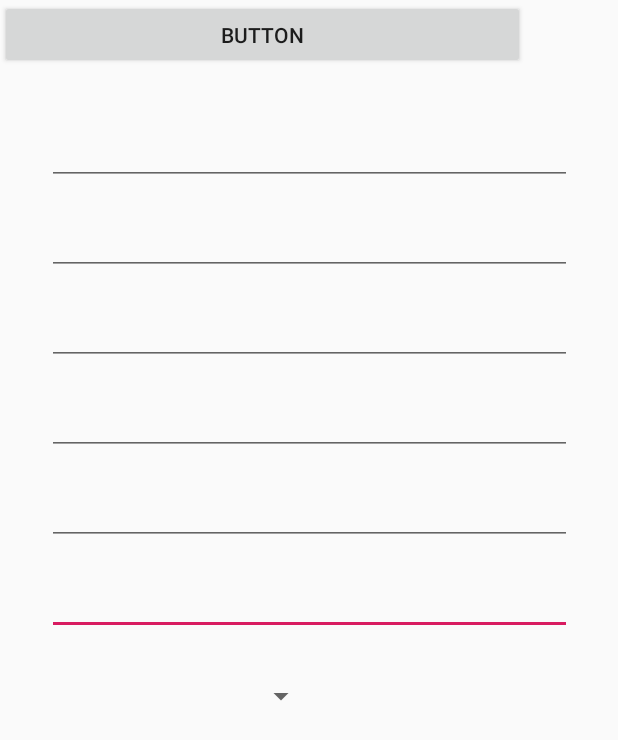
After one commit to Cesar947/UPCRideMoviles, an Android app: the layout registro_general.xml on its own in the app's theme, with its tools: preview values and no code run, on a phone screen of 412 x 824 dp. The commit adds this screen. Shown: the top 740 px of the screen. Run offline under Robolectric (Android 15) with nearby library versions, the phone set to English and light mode, and no system bars.

Commit message:
activity registro general

```diff
--- a/UPCRideAndroid/app/src/main/AndroidManifest.xml
+++ b/UPCRideAndroid/app/src/main/AndroidManifest.xml
@@ -2,7 +2,6 @@
 <manifest xmlns:android="http://schemas.android.com/apk/res/android"
     package="com.example.upcride">
 
-<uses-permission android:name="android.permission.INTERNET"></uses-permission>
     <application
         android:allowBackup="true"
         android:icon="@mipmap/ic_launcher"
@@ -10,7 +9,8 @@
         android:roundIcon="@mipmap/ic_launcher_round"
         android:supportsRtl="true"
         android:theme="@style/AppTheme">
-        <activity android:name=".Inicio">
+        <activity android:name=".RegistroGeneral"></activity>
+        <activity android:name=".activities.MainActivity">
             <intent-filter>
                 <action android:name="android.intent.action.MAIN" />
 
@@ -19,4 +19,6 @@
         </activity>
     </application>
 
+    <uses-permission android:name="android.permission.INTERNET" />
+
 </manifest>
--- a/UPCRideAndroid/app/src/main/java/com/example/upcride/Inicio.java
+++ b/UPCRideAndroid/app/src/main/java/com/example/upcride/RegistroGeneral.java
@@ -4,11 +4,11 @@
 
 import android.os.Bundle;
 
-public class Inicio extends AppCompatActivity {
+public class RegistroGeneral extends AppCompatActivity {
 
     @Override
     protected void onCreate(Bundle savedInstanceState) {
         super.onCreate(savedInstanceState);
-        setContentView(R.layout.ViajesPublicados);
+        setContentView(R.layout.registro_general);
     }
 }
--- /dev/null
+++ b/UPCRideAndroid/app/src/main/java/com/example/upcride/activities/MainActivity.java
@@ -0,0 +1,16 @@
+package com.example.upcride.activities;
+
+import androidx.appcompat.app.AppCompatActivity;
+
+import android.os.Bundle;
+
+import com.example.upcride.R;
+
+public class MainActivity extends AppCompatActivity {
+
+    @Override
+    protected void onCreate(Bundle savedInstanceState) {
+        super.onCreate(savedInstanceState);
+        setContentView(R.layout.activity_main);
+    }
+}
--- /dev/null
+++ b/UPCRideAndroid/app/src/main/java/com/example/upcride/interfaces/SolicitudPlaceHolderApi.java
@@ -0,0 +1,4 @@
+package com.example.upcride.interfaces;
+
+public interface SolicitudPlaceHolderApi {
+}
--- a/UPCRideAndroid/app/src/main/res/layout/ViajesPublicados.xml
+++ b/UPCRideAndroid/app/src/main/res/layout/activity_main.xml
@@ -4,16 +4,13 @@
     xmlns:tools="http://schemas.android.com/tools"
     android:layout_width="match_parent"
     android:layout_height="match_parent"
-    tools:context=".Inicio">
+    tools:context=".activities.MainActivity">
 
-    <androidx.cardview.widget.CardView
-        android:layout_width="match_parent"
-        android:layout_height="wrap_content" />
 
     <androidx.recyclerview.widget.RecyclerView
         android:id="@+id/rvPublicaciones"
         android:layout_width="match_parent"
-        android:layout_height="wrap_content"
+        android:layout_height="0dp"
         android:layout_marginTop="100dp"
         android:layout_marginBottom="60dp"
         app:layout_constraintBottom_toBottomOf="parent"
@@ -23,18 +20,5 @@
         app:layout_constraintTop_toTopOf="parent"
         app:layout_constraintVertical_bias="0.0" />
 
-    <TextView
-        android:id="@+id/textView"
-        android:layout_width="98dp"
-        android:layout_height="27dp"
-        android:layout_marginStart="30dp"
-        android:layout_marginTop="24dp"
-        android:layout_marginBottom="20dp"
-        android:text="@string/tvInicio"
-        android:textSize="24sp"
-        app:layout_constraintBottom_toTopOf="@+id/rvPublicaciones"
-        app:layout_constraintEnd_toEndOf="parent"
-        app:layout_constraintHorizontal_bias="0.0"
-        app:layout_constraintStart_toStartOf="parent"
-        app:layout_constraintTop_toTopOf="parent" />
+
 </androidx.constraintlayout.widget.ConstraintLayout>
--- /dev/null
+++ b/UPCRideAndroid/app/src/main/res/layout/registro_general.xml
@@ -0,0 +1,97 @@
+<?xml version="1.0" encoding="utf-8"?>
+<androidx.constraintlayout.widget.ConstraintLayout xmlns:android="http://schemas.android.com/apk/res/android"
+    xmlns:app="http://schemas.android.com/apk/res-auto"
+    xmlns:tools="http://schemas.android.com/tools"
+    android:layout_width="match_parent"
+    android:layout_height="match_parent"
+    tools:context=".RegistroGeneral">
+
+    <EditText
+        android:id="@+id/editText6"
+        android:layout_width="350dp"
+        android:layout_height="40dp"
+        android:layout_marginTop="20dp"
+        android:ems="10"
+        android:inputType="textPersonName"
+        app:layout_constraintBottom_toBottomOf="parent"
+        app:layout_constraintEnd_toEndOf="parent"
+        app:layout_constraintStart_toStartOf="parent"
+        app:layout_constraintTop_toBottomOf="@+id/editText5"
+        app:layout_constraintVertical_bias="0.0" />
+
+    <EditText
+        android:id="@+id/editText5"
+        android:layout_width="350dp"
+        android:layout_height="40dp"
+        android:layout_marginTop="20dp"
+        android:ems="10"
+        android:inputType="textPersonName"
+        app:layout_constraintBottom_toBottomOf="parent"
+        app:layout_constraintEnd_toEndOf="parent"
+        app:layout_constraintStart_toStartOf="parent"
+        app:layout_constraintTop_toBottomOf="@+id/editText4"
+        app:layout_constraintVertical_bias="0.0" />
+
+    <EditText
+        android:id="@+id/editText4"
+        android:layout_width="350dp"
+        android:layout_height="40dp"
+        android:layout_marginTop="20dp"
+        android:ems="10"
+        android:inputType="textPersonName"
+        app:layout_constraintEnd_toEndOf="parent"
+        app:layout_constraintStart_toStartOf="parent"
+        app:layout_constraintTop_toBottomOf="@+id/editText3" />
+
+    <EditText
+        android:id="@+id/editText3"
+        android:layout_width="350dp"
+        android:layout_height="40dp"
+        android:layout_marginTop="20dp"
+        android:ems="10"
+        android:inputType="textPersonName"
+        app:layout_constraintEnd_toEndOf="parent"
+        app:layout_constraintStart_toStartOf="parent"
+        app:layout_constraintTop_toBottomOf="@+id/editText2" />
+
+    <EditText
+        android:id="@+id/editText2"
+        android:layout_width="350dp"
+        android:layout_height="40dp"
+        android:layout_marginTop="20dp"
+        android:ems="10"
+        android:inputType="textPersonName"
+        app:layout_constraintEnd_toEndOf="parent"
+        app:layout_constraintStart_toStartOf="parent"
+        app:layout_constraintTop_toBottomOf="@+id/editText" />
+
+    <EditText
+        android:id="@+id/editText"
+        android:layout_width="350dp"
+        android:layout_height="40dp"
+        android:ems="10"
+        android:inputType="textPersonName"
+        app:layout_constraintBottom_toBottomOf="parent"
+        app:layout_constraintEnd_toEndOf="parent"
+        app:layout_constraintStart_toStartOf="parent"
+        app:layout_constraintTop_toTopOf="parent"
+        app:layout_constraintVertical_bias="0.106" />
+
+    <Spinner
+        android:id="@+id/spinner"
+        android:layout_width="180dp"
+        android:layout_height="41dp"
+        android:layout_marginTop="20dp"
+        app:layout_constraintEnd_toEndOf="parent"
+        app:layout_constraintHorizontal_bias="0.134"
+        app:layout_constraintStart_toStartOf="parent"
+        app:layout_constraintTop_toBottomOf="@+id/editText6" />
+
+    <Button
+        android:id="@+id/button"
+        android:layout_width="350dp"
+        android:layout_height="46dp"
+        android:text="Button"
+        tools:layout_editor_absoluteX="31dp"
+        tools:layout_editor_absoluteY="508dp" />
+</androidx.constraintlayout.widget.ConstraintLayout>
```
